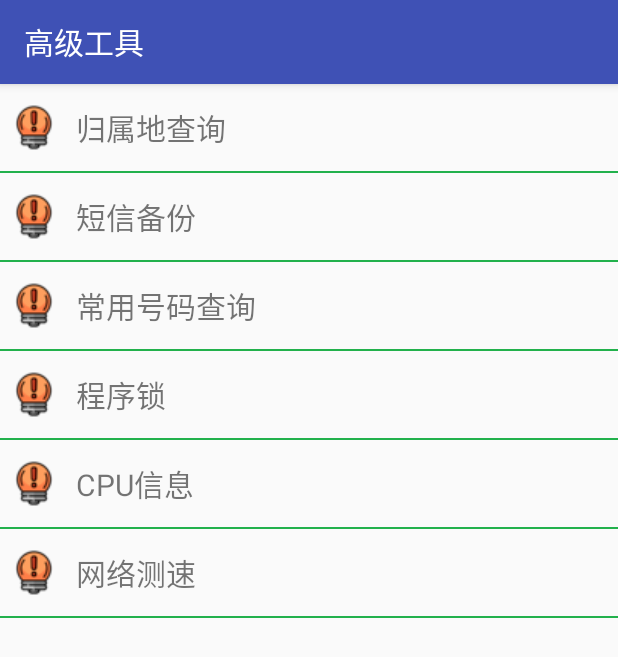
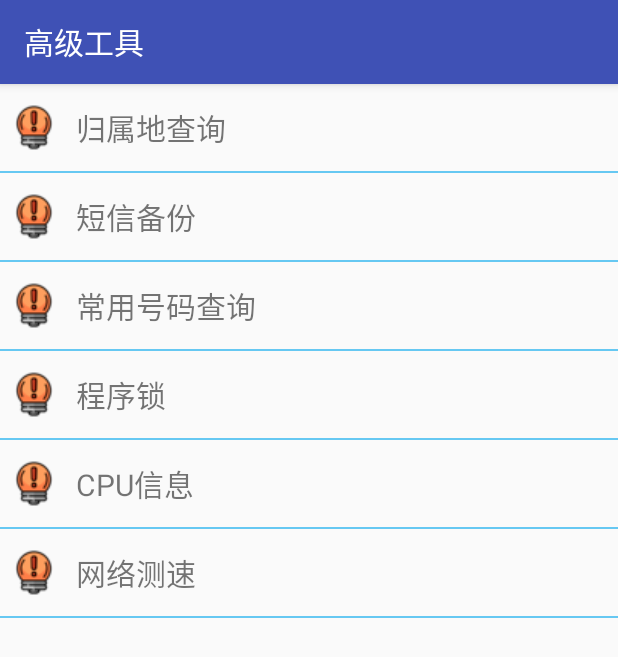
Before and after one commit to thiscoders/android_jarvis, an Android app: the AdvanceToolsActivity screen opened directly, with no data from a screen before it, on a phone screen of 412 x 824 dp. Shown: the top 657 px of the screen. Run offline under Robolectric (Android 15) with nearby library versions, the phone set to English and light mode, and no system bars.

Commit message:
修改button样式名称之前的备份

```diff
--- a/src/main/java/ye/droid/jarvis/activity/HomeActivity.java
+++ b/src/main/java/ye/droid/jarvis/activity/HomeActivity.java
@@ -264,7 +264,7 @@ public class HomeActivity extends AppCompatActivity {
      * @param view
      */
     public void showInfo(View view) {
-        tv_showinfo.setText("我只是一个彩蛋！");
+        tv_showinfo.setText("我只是一个彩蛋！！！");
         resetInfo();
         // TODO: 2017/5/24 屏幕像素测试
         /* if (!tv_showinfo_show) {
--- a/src/main/java/ye/droid/jarvis/utils/BurglarsSmsUtils.java
+++ b/src/main/java/ye/droid/jarvis/utils/BurglarsSmsUtils.java
@@ -66,7 +66,7 @@ public class BurglarsSmsUtils {
         initDeviceAdmin(context);//初始化数据
         //判断是否授予设备管理器权限，是就清除数据，否就申请权限
         if (mDevicePolicyManager.isAdminActive(mDeviceAdminSample)) {
-            // TODO: 2017/5/29 模拟器不能真实清除数据，待真正需要的时候再取消这个注释
+            // TODO: 2017/5/29 模拟器不能真实清除数据，项目发布时的时候再取消这个注释
             //mDevicePolicyManager.wipeData(0);
         } else {
             Log.i(TAG, "清除数据、、、设备管理员权限未授予！");
--- a/src/main/res/drawable/advance_tools_item_selector.xml
+++ b/src/main/res/drawable/advance_tools_item_selector.xml
@@ -1,4 +1,4 @@
 <?xml version="1.0" encoding="utf-8"?>
 <selector xmlns:android="http://schemas.android.com/apk/res/android">
-    <item android:drawable="@color/colorServerMessage" android:state_pressed="true" />
+    <item android:drawable="@color/colorAdvToolsButtonPressed" android:state_pressed="true" />
 </selector>
--- a/src/main/res/drawable/button_next_normal.xml
+++ b/src/main/res/drawable/button_next_normal.xml
@@ -4,9 +4,9 @@
     <item>
         <shape>
             <solid android:color="@color/colorButtonNormal" />
-            <corners android:radius="8dp" />
+            <corners android:radius="6dp" />
             <stroke
-                android:width="2dp"
+                android:width="0dp"
                 android:color="@color/colorButtonStroke" />
         </shape>
     </item>
--- a/src/main/res/drawable/button_next_pressed.xml
+++ b/src/main/res/drawable/button_next_pressed.xml
@@ -3,9 +3,9 @@
     <item>
         <shape>
             <solid android:color="@color/colorButtonPressed" />
-            <corners android:radius="8dp" />
+            <corners android:radius="6dp" />
             <stroke
-                android:width="2dp"
+                android:width="0dp"
                 android:color="@color/colorButtonStroke" />
         </shape>
     </item>
--- a/src/main/res/layout/activity_advancetools.xml
+++ b/src/main/res/layout/activity_advancetools.xml
@@ -3,13 +3,6 @@
     android:layout_width="match_parent"
     android:layout_height="match_parent"
     android:orientation="vertical">
-
-    <!--标题栏-->
-   <!-- <TextView
-        style="@style/JTitleStyle"
-        android:layout_width="match_parent"
-        android:layout_height="wrap_content"
-        android:text="@string/advance_title" />-->
 
     <TextView
         style="@style/JAdvanceToolsItem"
@@ -20,8 +13,8 @@
 
     <View
         android:layout_width="match_parent"
-        android:layout_height="1dp"
-        android:background="@color/colorAccent" />
+        android:layout_height="1.5dp"
+        android:background="@color/colorSeparator" />
 
     <TextView
         style="@style/JAdvanceToolsItem"
@@ -32,8 +25,8 @@
 
     <View
         android:layout_width="match_parent"
-        android:layout_height="1dp"
-        android:background="@color/colorAccent" />
+        android:layout_height="1.5dp"
+        android:background="@color/colorSeparator" />
 
     <TextView
         style="@style/JAdvanceToolsItem"
@@ -44,8 +37,8 @@
 
     <View
         android:layout_width="match_parent"
-        android:layout_height="1dp"
-        android:background="@color/colorAccent" />
+        android:layout_height="1.5dp"
+        android:background="@color/colorSeparator" />
 
     <TextView
         style="@style/JAdvanceToolsItem"
@@ -56,8 +49,8 @@
 
     <View
         android:layout_width="match_parent"
-        android:layout_height="1dp"
-        android:background="@color/colorAccent" />
+        android:layout_height="1.5dp"
+        android:background="@color/colorSeparator" />
 
     <TextView
         style="@style/JAdvanceToolsItem"
@@ -68,8 +61,8 @@
 
     <View
         android:layout_width="match_parent"
-        android:layout_height="1dp"
-        android:background="@color/colorAccent" />
+        android:layout_height="1.5dp"
+        android:background="@color/colorSeparator" />
 
     <TextView
         style="@style/JAdvanceToolsItem"
@@ -80,7 +73,7 @@
 
     <View
         android:layout_width="match_parent"
-        android:layout_height="1dp"
-        android:background="@color/colorAccent" />
+        android:layout_height="1.5dp"
+        android:background="@color/colorSeparator" />
 
 </LinearLayout>
--- a/src/main/res/layout/activity_burglars_result.xml
+++ b/src/main/res/layout/activity_burglars_result.xml
@@ -77,10 +77,11 @@
     <Button
         android:id="@+id/btn_reset_burglars"
         style="@style/JBurglarsSetupButtonNext"
-        android:layout_width="wrap_content"
+        android:layout_width="180dp"
         android:layout_height="wrap_content"
         android:layout_alignParentBottom="true"
         android:layout_centerHorizontal="true"
+        android:layout_marginBottom="8dp"
         android:onClick="resetBurglars"
         android:text="@string/burglars_result_reset_burglars" />
 
--- a/src/main/res/layout/activity_home.xml
+++ b/src/main/res/layout/activity_home.xml
@@ -10,7 +10,7 @@
          android:layout_height="wrap_content"
          android:text="@string/home_title" />-->
 
-    <TextView
+   <!-- <TextView
         android:id="@+id/tv_marquee_title"
         android:layout_width="wrap_content"
         android:layout_height="wrap_content"
@@ -21,13 +21,13 @@
         android:padding="7dp"
         android:singleLine="true"
         android:text="@string/home_welcome"
-        android:textSize="15dp" />
+        android:textSize="15dp" />-->
 
     <GridView
+        android:layout_marginTop="10dp"
         android:id="@+id/gv_home"
         android:layout_width="match_parent"
         android:layout_height="wrap_content"
-        android:layout_below="@id/tv_marquee_title"
         android:numColumns="3"
         android:paddingTop="5dp"
         android:verticalSpacing="50dp"></GridView>
--- a/src/main/res/layout/item_change.xml
+++ b/src/main/res/layout/item_change.xml
@@ -43,7 +43,7 @@
 
     <View
         android:layout_width="match_parent"
-        android:layout_height="1dp"
+        android:layout_height="1.5dp"
         android:layout_below="@id/tv_item_subtitle"
-        android:background="@color/colorSetting" />
+        android:background="@color/colorSeparator" />
 </RelativeLayout>
--- a/src/main/res/values/colors.xml
+++ b/src/main/res/values/colors.xml
@@ -1,18 +1,21 @@
 <?xml version="1.0" encoding="utf-8"?>
 <resources>
-    <color name="colorPrimary">#3F51B5</color>
-    <color name="colorPrimaryDark">#303F9F</color>
-    <color name="colorAccent">#22b14c</color>
+    <color name="colorPrimary">#3F51B5</color>  <!--主要用于工具栏颜色-->
+    <color name="colorPrimaryDark">#303F9F</color> <!--主要用于状态栏和导航栏颜色-->
+    <color name="colorAccent">#FF4081</color>   <!--主要用于强调色-->
+    <color name="colorNavigationBar">#000000</color>    <!--导航栏颜色-->
     <color name="colorSplashText">#fff200</color>
     <color name="colorServerMessage">#ffaec9</color>
     <color name="colorTitle">#00a2e8</color>
     <color name="colorSplashBack">#00a2e8</color>
     <color name="colorCommon">#000000</color>
-    <color name="colorSetting">#00a2e8</color>
+    <color name="colorSetting">#3F51B5</color>
+    <color name="colorSeparator">#66c8f2</color>    <!--条目之间的分隔符-->
     <color name="colorDialog">#a349a4</color>
     <color name="colorBurglarsTitle">#c8bfe7</color>
-    <color name="colorButtonNormal">#0099FF</color>
-    <color name="colorButtonPressed">#99CCFF</color>
+    <color name="colorButtonNormal">#3399FF</color>
+    <color name="colorButtonPressed">#99CC33</color>
+    <color name="colorAdvToolsButtonPressed">#CCFF99</color>
     <color name="colorTransparent">#FFFFFF</color>
     <color name="colorButtonStroke">#CCFF99</color>
     <color name="colorBurglarsResultFuncBrief">#66c8f2</color>
--- a/src/main/res/values/styles.xml
+++ b/src/main/res/values/styles.xml
@@ -1,11 +1,15 @@
-<resources>
+<resources xmlns:tools="http://schemas.android.com/tools">
 
     <!-- Base application theme. -->
     <style name="AppTheme" parent="Theme.AppCompat.Light.DarkActionBar">
         <!-- Customize your theme here. -->
-        <item name="colorPrimary">@color/colorPrimary</item>
-        <item name="colorPrimaryDark">@color/colorPrimaryDark</item>
-        <item name="colorAccent">@color/colorAccent</item>
+        <item name="colorPrimary">@color/colorPrimary</item>    <!--主要用于工具栏颜色-->
+        <item name="colorPrimaryDark">@color/colorPrimaryDark</item><!--主要用于状态栏颜色-->
+        <item name="colorAccent">@color/colorAccent</item><!--主要用于强调色-->
+        <item name="android:navigationBarColor" tools:targetApi="lollipop">
+            @color/colorNavigationBar
+        </item><!--导航栏颜色-->
+        <!--<item name="android:statusBarColor" tools:targetApi="lollipop">#ffff11</item>--> <!--状态栏颜色-->
     </style>
 
     <!--每个Activity的主Title-->
```
Also changed, not shown: src/main/res/layout/activity_burglars_setup3.xml (+7 -6 lines). Lines whose indentation alone changed are shown as unchanged.
